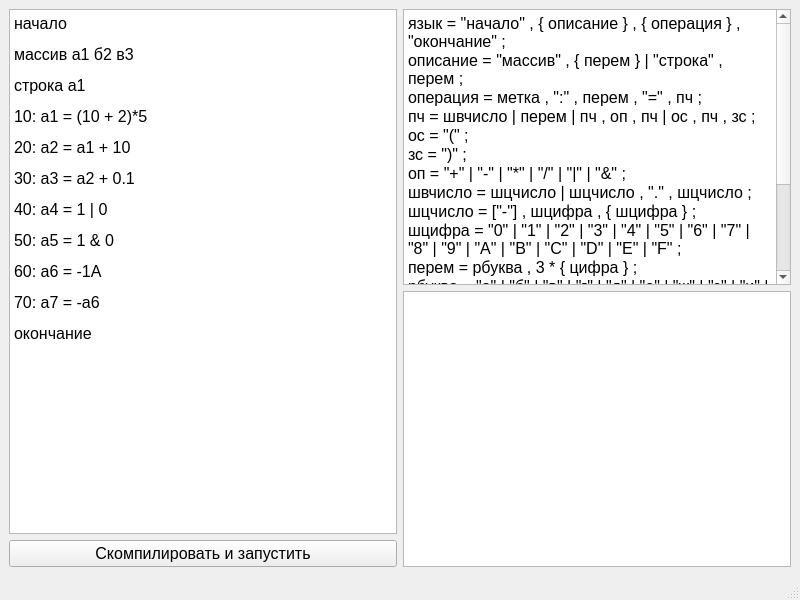
First picture: the form in MainWindow.ui, repository alekseyl1992/CalcCompiler, before the edit.
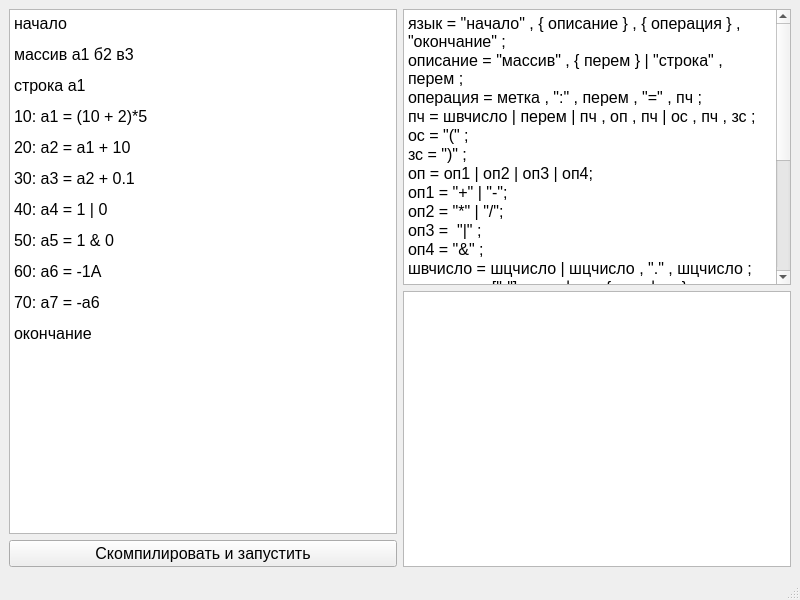
Second picture: the form after the edit.

Commit message: Operations priority (closes #2)

Patch:
```diff
--- a/MainWindow.ui
+++ b/MainWindow.ui
@@ -83,7 +83,11 @@
 &lt;p style=&quot; margin-top:0px; margin-bottom:0px; margin-left:0px; margin-right:0px; -qt-block-indent:0; text-indent:0px;&quot;&gt;пч = швчисло | перем | пч , оп , пч | ос , пч , зс ;&lt;/p&gt;
 &lt;p style=&quot; margin-top:0px; margin-bottom:0px; margin-left:0px; margin-right:0px; -qt-block-indent:0; text-indent:0px;&quot;&gt;ос = &amp;quot;(&amp;quot; ;&lt;/p&gt;
 &lt;p style=&quot; margin-top:0px; margin-bottom:0px; margin-left:0px; margin-right:0px; -qt-block-indent:0; text-indent:0px;&quot;&gt;зс = &amp;quot;)&amp;quot; ;&lt;/p&gt;
-&lt;p style=&quot; margin-top:0px; margin-bottom:0px; margin-left:0px; margin-right:0px; -qt-block-indent:0; text-indent:0px;&quot;&gt;оп = &amp;quot;+&amp;quot; | &amp;quot;-&amp;quot; | &amp;quot;*&amp;quot; | &amp;quot;/&amp;quot; | &amp;quot;|&amp;quot; | &amp;quot;&amp;amp;&amp;quot; ;&lt;/p&gt;
+&lt;p style=&quot; margin-top:0px; margin-bottom:0px; margin-left:0px; margin-right:0px; -qt-block-indent:0; text-indent:0px;&quot;&gt;оп = оп1 | оп2 | оп3 | оп4;&lt;/p&gt;
+&lt;p style=&quot; margin-top:0px; margin-bottom:0px; margin-left:0px; margin-right:0px; -qt-block-indent:0; text-indent:0px;&quot;&gt;оп1 = &amp;quot;+&amp;quot; | &amp;quot;-&amp;quot;;&lt;/p&gt;
+&lt;p style=&quot; margin-top:0px; margin-bottom:0px; margin-left:0px; margin-right:0px; -qt-block-indent:0; text-indent:0px;&quot;&gt;оп2 = &amp;quot;*&amp;quot; | &amp;quot;/&amp;quot;;&lt;/p&gt;
+&lt;p style=&quot; margin-top:0px; margin-bottom:0px; margin-left:0px; margin-right:0px; -qt-block-indent:0; text-indent:0px;&quot;&gt;оп3 =  &amp;quot;|&amp;quot; ;&lt;/p&gt;
+&lt;p style=&quot; margin-top:0px; margin-bottom:0px; margin-left:0px; margin-right:0px; -qt-block-indent:0; text-indent:0px;&quot;&gt;оп4 = &amp;quot;&amp;amp;&amp;quot; ;&lt;/p&gt;
 &lt;p style=&quot; margin-top:0px; margin-bottom:0px; margin-left:0px; margin-right:0px; -qt-block-indent:0; text-indent:0px;&quot;&gt;швчисло = шцчисло | шцчисло , &amp;quot;.&amp;quot; , шцчисло ;&lt;/p&gt;
 &lt;p style=&quot; margin-top:0px; margin-bottom:0px; margin-left:0px; margin-right:0px; -qt-block-indent:0; text-indent:0px;&quot;&gt;шцчисло = [&amp;quot;-&amp;quot;] , шцифра , { шцифра } ;&lt;/p&gt;
 &lt;p style=&quot; margin-top:0px; margin-bottom:0px; margin-left:0px; margin-right:0px; -qt-block-indent:0; text-indent:0px;&quot;&gt;шцифра = &amp;quot;0&amp;quot; | &amp;quot;1&amp;quot; | &amp;quot;2&amp;quot; | &amp;quot;3&amp;quot; | &amp;quot;4&amp;quot; | &amp;quot;5&amp;quot; | &amp;quot;6&amp;quot; | &amp;quot;7&amp;quot; | &amp;quot;8&amp;quot; | &amp;quot;9&amp;quot; | &amp;quot;A&amp;quot; | &amp;quot;B&amp;quot; | &amp;quot;C&amp;quot; | &amp;quot;D&amp;quot; | &amp;quot;E&amp;quot; | &amp;quot;F&amp;quot; ;&lt;/p&gt;
```
